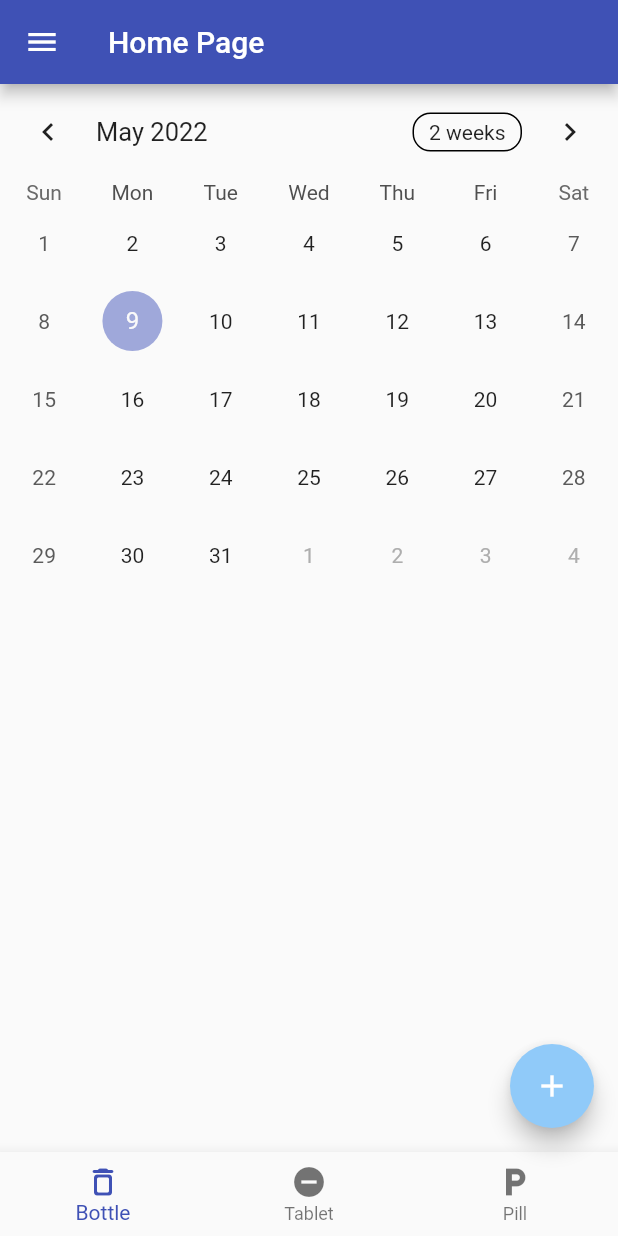
After one commit to harshitdroid/pill_minder, a Flutter app: the UpdateMed screen opened directly, in the side drawer, after a tap on the "add" icon, on a phone screen of 412 x 824 dp. The commit adds this screen. Run offline on Flutter 3.47's test engine with Material 2 defaults, Android fonts, the phone set to English and light mode, and no system bars; drawn by our look-alikes of table_calendar; our stand-ins replace cloud_firestore, firebase_auth, firebase_core, firebase_database, flutter_datetime_picker, flutter_pw_validator and 1 more; accounts and stored records are empty.

Commit message:
Added Dynamic update need to add   get medicine   listview   calender add   day of week later

```diff
--- a/lib/main.dart
+++ b/lib/main.dart
@@ -25,6 +25,7 @@ class MyApp extends StatelessWidget {
   Widget build(BuildContext context) {
     return MaterialApp(
       title: 'Flutter Demo',
+      debugShowCheckedModeBanner: false,
       theme: ThemeData(
         // This is the theme of your application.
         //
--- /dev/null
+++ b/lib/updateMed.dart
@@ -0,0 +1,168 @@
+import 'package:cloud_firestore/cloud_firestore.dart';
+import 'package:firebase_database/firebase_database.dart';
+import 'package:flutter/material.dart';
+import 'package:flutter_datetime_picker/flutter_datetime_picker.dart';
+import 'package:pill_minder/addMed.dart';
+import 'package:pill_minder/main.dart';
+import 'package:pill_minder/profilePage.dart';
+import 'package:pill_minder/userInfo.dart';
+import 'package:table_calendar/table_calendar.dart';
+import 'package:firebase_auth/firebase_auth.dart';
+
+class UpdateMed extends StatefulWidget {
+  const UpdateMed({Key? key}) : super(key: key);
+
+  @override
+  _UpdateMed createState() => _UpdateMed();
+}
+
+
+class _UpdateMed extends State<UpdateMed> {
+  final String userID = userInfo().getID();
+  var medList = [];
+  _UpdateMed(){
+    refreshList();
+    FirebaseDatabase.instance.ref().child(userID).onChildChanged.listen((event) {
+      print("Data Changed");
+      refreshList();
+    });
+    FirebaseDatabase.instance.ref().child(userID).onChildRemoved.listen((event) {
+      print("Data removed");
+      refreshList();
+    });
+    FirebaseDatabase.instance.ref().child(userID).onChildAdded.listen((event) {
+      print("Data Added");
+      refreshList();
+    });
+    FirebaseDatabase.instance.ref().child(userID).onChildMoved.listen((event) {
+      print("Data Moved");
+      refreshList();
+    });
+  }
+  void refreshList() {
+    FirebaseDatabase.instance.ref().child(userID).get()
+        .then((datasnapshot) {
+      print("Successfully loaded data");
+      print(datasnapshot.key);
+      print(datasnapshot.value);
+      print("Iterating Value");
+      var tempList = [];
+      for ( var doc in datasnapshot.children) {
+        //print("${doc.key} => ${doc.value}");
+        tempList.add(doc.value);
+      }
+      print("Final List");
+      print(tempList);
+      medList = tempList;
+      setState(() {
+
+      });
+    }).catchError((error) {
+      print("Failed to load data");
+    });
+  }
+  @override
+  Widget build(BuildContext context) {
+    return Scaffold(
+      appBar: AppBar(
+        title: Text('Home Page'),
+      ),
+      drawer: Drawer(
+        child: ListView(
+          // Important: Remove any padding from the ListView.
+          padding: EdgeInsets.zero,
+          children: [
+            const DrawerHeader(
+              decoration: BoxDecoration(
+                color: Colors.blue,
+              ),
+              child: Text('Username'),
+            ),
+            ListTile(
+              title: const Text('Profile Page'),
+              onTap: () {
+                Navigator.push(context,MaterialPageRoute(builder: (context) => profilePage()));
+                // Update the state of the app.
+                // ...
+              },
+            ),
+            ListTile(
+              title: const Text('Account Settings'),
+              onTap: () {
+                // Update the state of the app.
+                // ...
+              },
+            ),
+            ListTile(
+              title: const Text('Sign Out'),
+              onTap: () async {
+                // Update the state of the app.
+                // ...
+                await FirebaseAuth.instance.signOut();
+                Navigator.of(context).pushNamedAndRemoveUntil(
+                    '/', (Route<dynamic> route) => false);
+              },
+            ),
+          ],
+        ),
+      ),
+      body: Container(
+        child: Column(
+          children: [
+            Container(
+              child : TableCalendar(
+                firstDay: DateTime.utc(2010, 10, 16),
+                lastDay: DateTime.utc(2030, 3, 14),
+                focusedDay: DateTime.now(),
+              ),
+            ),
+            Flexible(
+                child: ListView.builder(
+                    itemCount: medList.length,
+                    itemBuilder: (BuildContext context, int index) {
+                      return Container(
+                        height: 50,
+                        margin: EdgeInsets.only(top: 2,bottom: 2, right: 10, left: 10),
+                        color: Colors.orange,
+                        child: Row(
+                          children: [
+                            Text('${medList[index]['medName']}'),
+                          ],
+                        ),
+                      );
+                    })
+            ),
+          ],
+        ),
+
+      ),
+
+      floatingActionButton: FloatingActionButton(
+        onPressed: () {
+          Navigator.push(context,
+              MaterialPageRoute(builder: (context)=> addMed()));
+          // Add your onPressed code here!
+        },
+        backgroundColor: Colors.blue.shade200,
+        child: const Icon(Icons.add),
+      ),
+      bottomNavigationBar: BottomNavigationBar(
+        items: const <BottomNavigationBarItem>[
+          BottomNavigationBarItem(
+            icon: Icon(Icons.delete_outline_rounded),
+            label: 'Bottle',
+          ),
+          BottomNavigationBarItem(
+            icon: Icon(Icons.remove_circle),
+            label: 'Tablet',
+          ),
+          BottomNavigationBarItem(
+            icon: Icon(Icons.local_parking),
+            label: 'Pill',
+          ),
+        ],
+      ),
+    );
+
+  }
+}
--- a/pubspec.yaml
+++ b/pubspec.yaml
@@ -49,6 +49,8 @@ dev_dependencies:
   flutter_test:
     sdk: flutter
   flutter_launcher_icons: "^0.9.2"
+  font_awesome_flutter: ^10.1.0
+  popup_menu: ^1.0.5
 
   # The "flutter_lints" package below contains a set of recommended lints to
   # encourage good coding practices. The lint set provided by the package is
```
Also changed, not shown: lib/addMed.dart (+13 -1 lines), lib/homePage.dart (+158 -31 lines), pubspec.lock, 1 other file.
